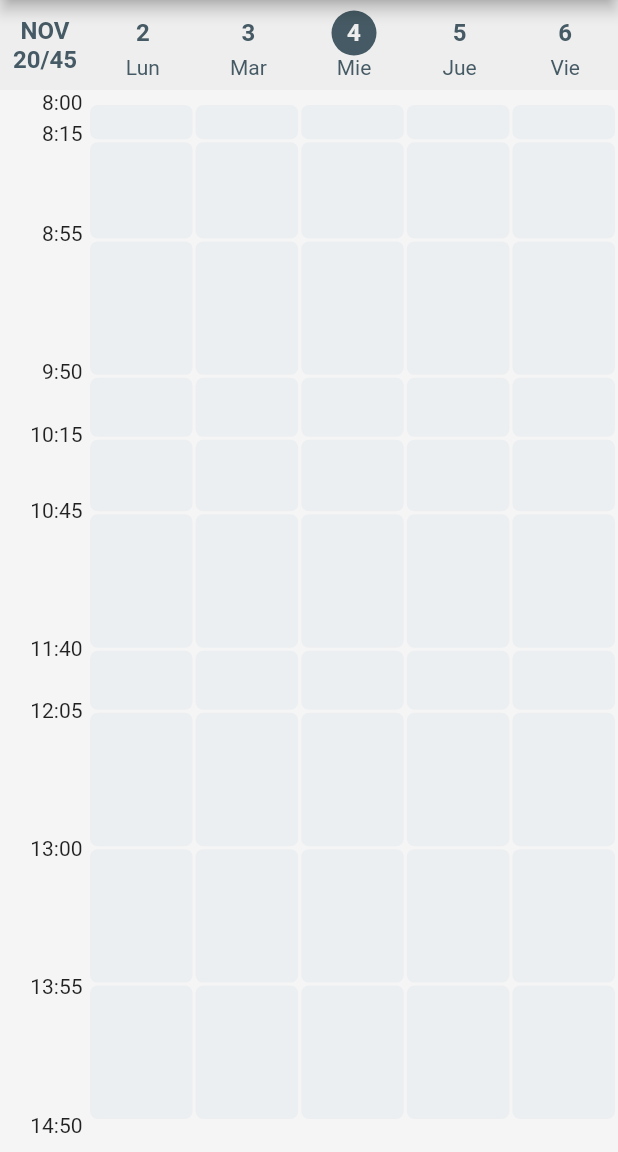
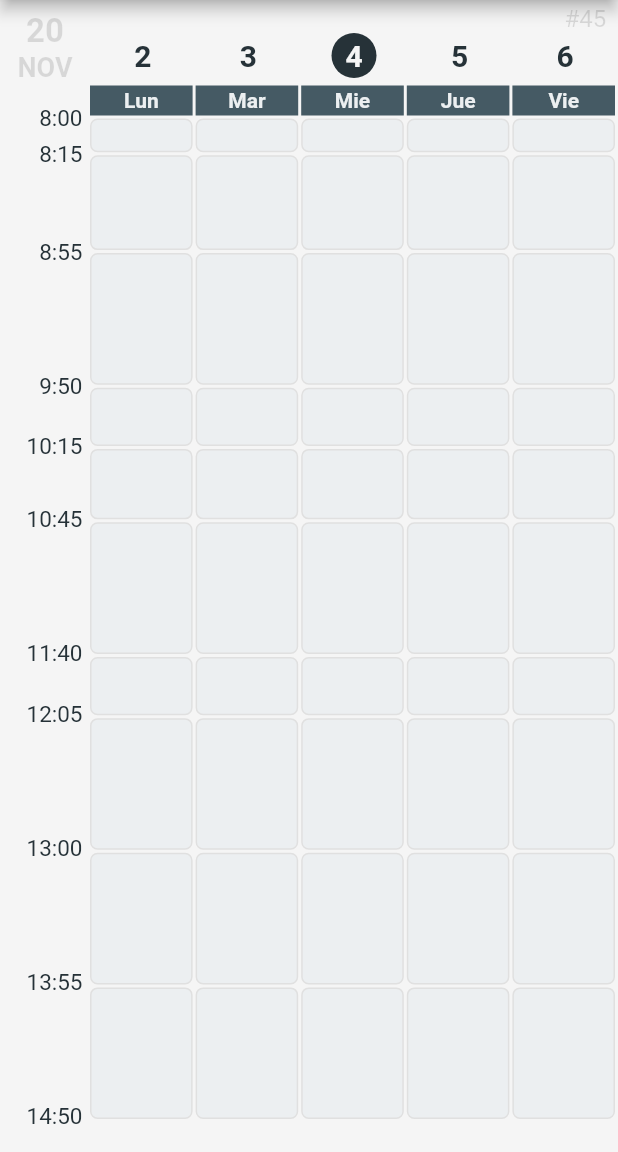
Before and after one commit to srlopez/calendar21, a Flutter app: the screen it shows after launch, on a phone screen of 412 x 824 dp, the part 84-1236 px from its top. Run offline on Flutter 3.47's test engine with Material 2 defaults, Android fonts, the phone set to English and light mode, and no system bars.

Commit message:
Ajustado al movil

```diff
--- a/lib/main.dart
+++ b/lib/main.dart
@@ -1,3 +1,4 @@
+import 'package:calendar21/models/constantes_model.dart';
 import 'package:flutter/material.dart';
 import 'package:provider/provider.dart';
 
@@ -29,7 +30,7 @@ class MyApp extends StatelessWidget {
         primarySwatch: Colors.blue,
         visualDensity: VisualDensity.adaptivePlatformDensity,
       ),
-      home: HorarioPage(title: 'Flutter Demo Home Page'),
+      home: MisConstantes(child: HorarioPage(title: 'Flutter Demo Home Page')),
     );
 
     // Lo recubrimos con un Proveedor de Notificaciones
--- a/lib/models/constantes_model.dart
+++ b/lib/models/constantes_model.dart
@@ -5,7 +5,8 @@ class MisConstantes extends InheritedWidget {
   static MisConstantes of(BuildContext context) =>
       context.dependOnInheritedWidgetOfExactType<MisConstantes>();
 
-  const MisConstantes({Widget child, Key key}) : super(key: key, child: child);
+  //const
+  MisConstantes({Widget child, Key key}) : super(key: key, child: child);
 
   // Horario
   final separacionHorarioSuperior = 20.0;
@@ -17,8 +18,7 @@ class MisConstantes extends InheritedWidget {
   final alturaSemanario = 55.0;
 
   // Colores
-  // final colorDia = Colors.grey[300];
-  // final colorBack = Theme.of(context).primaryColor;
+  // Theme.of(context).primaryColor;
   final textoSemanario = Colors.blueGrey[900]; //.of(context).primaryColor;
   final fondoSemanario = Colors.grey[100];
 
@@ -27,8 +27,8 @@ class MisConstantes extends InheritedWidget {
 
   final fondoDiaSemana = Colors.blueGrey[50];
   final textDiaNormal = Colors.blueGrey[700];
-  final textDiaFestivo = Colors.red[600];
-  final textDiaVacacion = Colors.red[900];
+  final textDiaFestivo = Colors.red[200];
+  final textDiaVacacion = Colors.blueGrey[200];
 
   final fondoNoActividad = Colors.blueGrey[50];
   final bordeNoActividad = Colors.grey[300];
--- a/lib/pages/actividad_widget.dart
+++ b/lib/pages/actividad_widget.dart
@@ -1,34 +1,68 @@
+import 'package:calendar21/models/constantes_model.dart';
 import 'package:calendar21/widgets/color_picker.dart';
 
 import '../models/actividad_model.dart';
 import 'package:flutter/material.dart';
 
+Color lighten(Color color, [double amount = .1]) {
+  assert(amount >= 0 && amount <= 1);
+
+  final hsl = HSLColor.fromColor(color);
+  final hslLight = hsl.withLightness((hsl.lightness + amount).clamp(0.0, 1.0));
+
+  return hslLight.toColor();
+}
+
+Color darken(Color color, [double amount = .1]) {
+  assert(amount >= 0 && amount <= 1);
+
+  final hsl = HSLColor.fromColor(color);
+  final hslDark = hsl.withLightness((hsl.lightness - amount).clamp(0.0, 1.0));
+
+  return hslDark.toColor();
+}
+
 class ActividadWidget extends StatelessWidget {
-  const ActividadWidget({Key key, this.actividad}) : super(key: key);
+  const ActividadWidget({Key key, this.actividad, this.tipo}) : super(key: key);
 
   final Actividad actividad;
+  final int tipo;
 
   @override
   Widget build(BuildContext context) {
+    var ctes = MisConstantes.of(context);
+
+    var fondo =
+        actividad.asignada ? Color(actividad.color) : ctes.fondoNoActividad;
+    var texto = highlightColor(Color(actividad.color));
+
+    if (actividad.asignada) {
+      switch (tipo) {
+        case 1:
+          fondo = lighten(fondo, .3);
+          texto = lighten(fondo, .1);
+
+          break;
+        case 2:
+          fondo = darken(ctes.fondoNoActividad, .1);
+          texto = lighten(fondo, .1);
+          break;
+        default:
+      }
+      // fondo = tipo == 1 ? lighten(fondo, .3) : fondo;
+      // fondo = tipo == 2 ? darken(ctes.fondoNoActividad, .1) : fondo;
+    }
+
     return Container(
       width: double.infinity,
-      //height: 200,
       decoration: BoxDecoration(
-        color:
-            actividad.asignada ? Color(actividad.color) : Colors.blueGrey[50],
+        color: fondo,
         borderRadius: BorderRadius.circular(5),
-        // border: Border.all(
-        //   color: Colors.grey[300],
-        //   width: 1,
-        // ),
+        border: Border.all(
+          color: ctes.bordeNoActividad, //.grey[300],
+          width: actividad.asignada ? 0 : 1,
+        ),
         // boxShadow: [
-        //   BoxShadow(
-        //     color: Colors.grey[300].withOpacity(0.4),
-        //     spreadRadius: 1,
-        //     blurRadius: 1,
-        //     offset: Offset(2, 2), // changes position of shadow
-        //   ),
-        // ],
       ),
       padding: EdgeInsets.fromLTRB(5, 7, 5, 7),
       margin: EdgeInsets.only(bottom: 2),
@@ -47,22 +81,20 @@ class ActividadWidget extends StatelessWidget {
                   style: new TextStyle(
                       fontSize: 13.0,
                       //fontFamily: 'Roboto',
-                      color: highlightColor(Color(actividad.color)),
+                      color: texto,
                       fontWeight: FontWeight.bold),
                 ),
                 Text(
                   '${actividad.subtitulo}',
                   overflow: TextOverflow.clip,
-                  style: new TextStyle(
-                      color: highlightColor(Color(actividad.color))),
+                  style: new TextStyle(color: texto),
                 ),
                 //Expanded(child: Container(width: 0, height: 0)),
                 Spacer(),
                 Text(
                   '${actividad.pie}',
                   overflow: TextOverflow.clip,
-                  style: new TextStyle(
-                      color: highlightColor(Color(actividad.color))),
+                  style: new TextStyle(color: texto),
                 ),
               ],
             )
--- a/lib/pages/horario_page.dart
+++ b/lib/pages/horario_page.dart
@@ -6,11 +6,10 @@ import '../models/actividad_model.dart';
 import '../pages/actividad_widget.dart';
 import '../pages/semanario_widget.dart';
 import '../models/detalle_model.dart';
+import '../models/constantes_model.dart';
+
 import '../providers/data.dart';
 import 'detalle_page.dart';
-
-final gapTop = 10.0;
-final gapBottom = 20.0;
 
 class HorarioPage extends StatefulWidget {
   HorarioPage({Key key, this.title}) : super(key: key);
@@ -25,8 +24,7 @@ class _HorarioPageState extends State<HorarioPage> {
   @override
   Widget build(BuildContext context) {
     var data = context.watch<HorarioData>();
-    final alturaSemanario = 60.0; //80.0;
-    final anchoHoras = 60.0;
+    var ctes = MisConstantes.of(context);
 
     return Scaffold(
       appBar: AppBar(
@@ -36,11 +34,11 @@ class _HorarioPageState extends State<HorarioPage> {
         children: [
           // Semanario
           Container(
-            height: alturaSemanario,
+            height: ctes.alturaSemanario,
             //child: SemanarioWidget(margin: anchoHoras),
             child: Consumer<HorarioData>(
               builder: (context, data, child) {
-                return SemanarioWidget(margin: anchoHoras);
+                return SemanarioWidget(margin: ctes.anchoColumnaHoras);
               },
             ),
           ),
@@ -49,22 +47,21 @@ class _HorarioPageState extends State<HorarioPage> {
             height: MediaQuery.of(context).size.height -
                 MediaQuery.of(context).padding.top -
                 kToolbarHeight -
-                alturaSemanario,
-            color: Colors.grey[100],
+                ctes.alturaSemanario,
+            color: ctes.fondoHorario,
             child: Row(
               children: [
                 // Columna de HORAS
                 Container(
-                  width: anchoHoras,
+                  width: ctes.anchoColumnaHoras,
                   padding: EdgeInsets.only(right: 5),
                   child: Column(
                     crossAxisAlignment: CrossAxisAlignment.end,
                     children: [
-                      Text(data.horaFormat(data.h0)),
-                      SizedBox(height: gapTop / 2),
-                      for (var i = 1,
-                              t = data.h0 +
-                                  Duration(minutes: data.segmentos[0]);
+                      SizedBox(
+                          height:
+                              ctes.separacionHorarioSuperior - ctes.ajusteText),
+                      for (var i = 0, t = data.h0;
                           i < data.segmentos.length;
                           t += Duration(minutes: data.segmentos[i++]),) ...[
                         Expanded(
@@ -74,13 +71,23 @@ class _HorarioPageState extends State<HorarioPage> {
                                 clipBehavior: Clip.none,
                                 padding: EdgeInsets.fromLTRB(0, 0, 0, 0),
                                 alignment: Alignment.topRight,
-                                //color: Colors.indigoAccent,
-                                child:
-                                    Text(data.horaFormat(t))) //Text(format(t)),
+                                child: Text(data.horaFormat(t),
+                                    style: TextStyle(
+                                      fontSize: 15,
+                                      //fontWeight: FontWeight.bold,
+                                      color: ctes.textoHorario,
+                                    ))) //Text(format(t)),
                             ),
                       ],
-                      Text(data.horaFormat(data.horaFinal())),
-                      SizedBox(height: gapBottom - 10)
+                      Text(data.horaFormat(data.horaFinal()),
+                          style: TextStyle(
+                            fontSize: 15,
+                            //fontWeight: FontWeight.bold,
+                            color: ctes.textoHorario,
+                          )),
+                      SizedBox(
+                          height:
+                              ctes.separacionHorarioSInferior - ctes.ajusteText)
                     ],
                   ),
                 ),
@@ -126,33 +133,46 @@ class ColumnaDiaria extends StatelessWidget {
     //var data = context.read<HorarioData>(); Nos obliga a camabiar a select
     //final data = context.select((HorarioData d) => d);
     final data = context.watch<HorarioData>();
+    var ctes = MisConstantes.of(context);
 
-    var tipo = data.excepciones.fold(0, (int previousValue, fechas) {
+    var tipo = data.pnl.fold(0, (int previousValue, fechas) {
       //print(
       //'$previousValue ...${fecha.day}/${fecha.month}: ${fechas.from.day}/${fechas.from.month}-${fechas.to.day}/${fechas.to.month}');
 
-      if (fecha.isAfter(fechas.from) & fecha.isBefore(fechas.to)) {
+      if (fecha.isAfter(fechas.inicio) & fecha.isBefore(fechas.fin)) {
         return max(previousValue, fechas.tipo);
       }
       return previousValue;
     });
-    print('$tipo ${fecha.day}/${fecha.month}');
+    //print('$tipo ${fecha.day}/${fecha.month}');
 
     return Expanded(
       flex: 1,
-      child: Stack(
+      child: Column(
         children: [
-          Column(
-            children: [
-              SizedBox(
-                  height: gapTop,
-                  child: Container(
+          // Nombre del Día de la SEMANA
+          Container(
+              height: ctes.separacionHorarioSuperior,
+              width: double.infinity,
+              margin: EdgeInsets.fromLTRB(0, 2, 0, 2),
+              decoration: BoxDecoration(
                 color: [
-                    Colors.grey[100],
-                    Colors.green,
-                    Colors.amber
-                  ][tipo])), //Gap para ajustar la hora
-              //for (var actividad in dia) ...[
+                  ctes.textDiaNormal,
+                  ctes.textDiaFestivo,
+                  ctes.textDiaVacacion
+                ][tipo],
+                borderRadius: BorderRadius.circular(0),
+              ),
+              //color: ctes.fondoDiaSemana,
+              child: Center(
+                child: Text(ctes.nombreDias[iDia],
+                    //textAlign: TextAlign.center,
+                    style: TextStyle(
+                        fontSize: 14,
+                        fontWeight: FontWeight.bold,
+                        color: ctes.fondoDiaSemana)),
+              )),
+          // Aquí las Actividades
           for (var iAct = 0; iAct < actividades.length; iAct++) ...[
             Expanded(
               flex: actividades[iAct].minutos,
@@ -162,12 +182,13 @@ class ColumnaDiaria extends StatelessWidget {
                 onTap: () async {
                   // Página de detalle
                   //var data = context.read<HorarioData>();
+                  if (tipo > 0) return;
+
                   var detalle = Detalle(
                       data: data,
                       iDia: iDia,
                       iActividad: iAct,
-                          hora:
-                              data.horaFormat(data.horaActividad(iDia, iAct)));
+                      hora: data.horaFormat(data.horaActividad(iDia, iAct)));
                   Actividad response = await Navigator.push(
                     context,
                     MaterialPageRoute(
@@ -182,28 +203,15 @@ class ColumnaDiaria extends StatelessWidget {
                       data.nuevaActividad(iDia, iAct, response);
                   }
                 },
-                    child: ActividadWidget(actividad: actividades[iAct]),
+                child:
+                    ActividadWidget(actividad: actividades[iAct], tipo: tipo),
               ),
             ),
             //Divider(height: 2)
           ],
-              SizedBox(height: gapBottom, child: Container()), //Placeholder()),
-            ],
-          ),
-          // tipo == 1
-          //     ? SizedBox(
-          //         height: double.infinity,
-          //         width: double.infinity,
-          //         child: Container(color: Color.fromRGBO(255, 255, 255, 0.5)),
-          //       )
-          //     : tipo == 2
-          //         ? SizedBox(
-          //             height: double.infinity,
-          //             width: double.infinity,
-          //             child:
-          //                 Container(color: Color.fromRGBO(200, 200, 200, 0.5)),
-          //           )
-          //         : Container(),
+          SizedBox(
+              height: ctes.separacionHorarioSInferior,
+              child: Container()), //Placeholder()),
         ],
       ),
     );
--- a/lib/pages/semanario_widget.dart
+++ b/lib/pages/semanario_widget.dart
@@ -1,3 +1,4 @@
+import '../models/constantes_model.dart';
 import 'package:flutter/material.dart';
 import 'package:provider/provider.dart';
 import '../providers/data.dart';
@@ -20,11 +21,7 @@ class _SemanarioWidgetState extends State<SemanarioWidget> {
   @override
   Widget build(BuildContext context) {
     final data = context.select((HorarioData d) => d);
-
-    // final colorDia = Colors.grey[300];
-    // final colorBack = Theme.of(context).primaryColor;
-    final colorDia = Colors.blueGrey[700]; //.of(context).primaryColor;
-    final colorBack = Colors.grey[200];
+    var ctes = MisConstantes.of(context);
 
     return PageView.builder(
       controller: pageController,
@@ -38,36 +35,38 @@ class _SemanarioWidgetState extends State<SemanarioWidget> {
         }
 
         return Container(
-          color: colorBack,
+          color: ctes.fondoSemanario,
           child: Row(children: [
             // Icono de la izda
             SizedBox(
               width: widget.margin,
               child: Material(
-                color: colorBack,
+                color: Colors.grey[100], //colorBack,
                 child: InkWell(
-                  splashColor: colorDia, // inkwell color
+                  splashColor: ctes.textoSemanario,
                   child: Column(
-                    mainAxisAlignment: MainAxisAlignment.center,
+                    mainAxisAlignment: MainAxisAlignment.end,
                     children: [
-                      Text('NOV',
+                      Text('${lunes.year % 100}',
                           style: TextStyle(
-                              fontSize: 16,
-                              fontWeight: FontWeight.bold,
-                              color: colorDia)),
-
+                            fontSize: 22,
+                            fontWeight: FontWeight.bold,
+                            color: Colors.black12, //ctes.textoSemanario,
+                          )),
+                      Text(
+                          '${ctes.nombreMes[lunes.month - 1].substring(0, 3).toUpperCase()}',
+                          style: TextStyle(
+                            fontSize: 18,
+                            fontWeight: FontWeight.bold,
+                            color: Colors.black12, //ctes.textoSemanario,
+                          )),
                       // SizedBox(
                       //     //width: 50,
                       //     //height: 50,
                       //     child: Icon(
                       //   Icons.today_rounded,
-                      //   color: colorDia,
+                      //   color: ctes.textoSemanario,
                       // )),
-                      Text('${lunes.year % 100}/${semanaAnual(lunes)}',
-                          style: TextStyle(
-                              fontSize: 16,
-                              fontWeight: FontWeight.bold,
-                              color: colorDia)),
                     ],
                   ),
                   onTap: () {
@@ -88,25 +87,22 @@ class _SemanarioWidgetState extends State<SemanarioWidget> {
                 mainAxisAlignment: MainAxisAlignment.center,
                 crossAxisAlignment: CrossAxisAlignment.center,
                 children: [
+                  Row(mainAxisAlignment: MainAxisAlignment.end, children: [
+                    //Text('${ctes.nombreMes[lunes.month - 1].substring(0, 3)} '),
+                    Text('#${semanaAnual(lunes)}  ',
+                        style: TextStyle(
+                          fontSize: 16,
+                          //fontWeight: FontWeight.bold,
+                          color: Colors.black12,
+                        ))
+                  ]),
                   // Text(
-                  //     '${[
-                  //       "Enero",
-                  //       "Febrero",
-                  //       "Marzo",
-                  //       "Abril",
-                  //       "Mayo",
-                  //       "Junio",
-                  //       "Julio",
-                  //       "Agosto",
-                  //       "Septiembre",
-                  //       "Octubre",
-                  //       "Noviembre",
-                  //       "Diciembre"
-                  //     ][lunes.month - 1]} ${lunes.year} ',
+                  //     '#${semanaAnual(lunes)} - ${ctes.nombreMes[lunes.month - 1]} - ${lunes.year} ',
                   //     style: TextStyle(
-                  //         fontSize: 16,
-                  //         //fontWeight: FontWeight.bold,
-                  //         color: colorDia)),
+                  //       fontSize: 16,
+                  //       //fontWeight: FontWeight.bold,
+                  //       color: ctes.textoSemanario,
+                  //     )),
                   //SizedBox(height: 8),
                   Row(children: [
                     for (var d = 0, hoy = esHoy(lunes);
@@ -122,7 +118,9 @@ class _SemanarioWidgetState extends State<SemanarioWidget> {
                                   height: 30.0,
                                   decoration: new BoxDecoration(
                                     shape: BoxShape.circle,
-                                    color: hoy ? colorDia : colorBack,
+                                    color: hoy
+                                        ? ctes.textoSemanario
+                                        : ctes.fondoSemanario,
                                   ),
                                   child: Center(
                                     child: Text(
@@ -131,17 +129,19 @@ class _SemanarioWidgetState extends State<SemanarioWidget> {
                                           .day
                                           .toString(),
                                       style: TextStyle(
-                                        fontSize: 16,
+                                        fontSize: 20,
                                         fontWeight: FontWeight.bold,
-                                        color: hoy ? colorBack : colorDia,
+                                        color: hoy
+                                            ? ctes.fondoSemanario
+                                            : ctes.textoSemanario,
                                       ),
                                     ),
                                   )),
-                              Text(["Lun", "Mar", "Mie", "Jue", "Vie"][d],
-                                  style: TextStyle(
-                                      fontSize: 14,
-                                      //fontWeight: FontWeight.bold,
-                                      color: colorDia)),
+                              // Text(["Lun", "Mar", "Mie", "Jue", "Vie"][d],
+                              //     style: TextStyle(
+                              //         fontSize: 14,
+                              //         //fontWeight: FontWeight.bold,
+                              //         color: colorDia)),
                             ]),
                       ),
                   ])
```
Also changed, not shown: lib/providers/data.dart (+26 -23 lines). Lines whose indentation alone changed are shown as unchanged.
